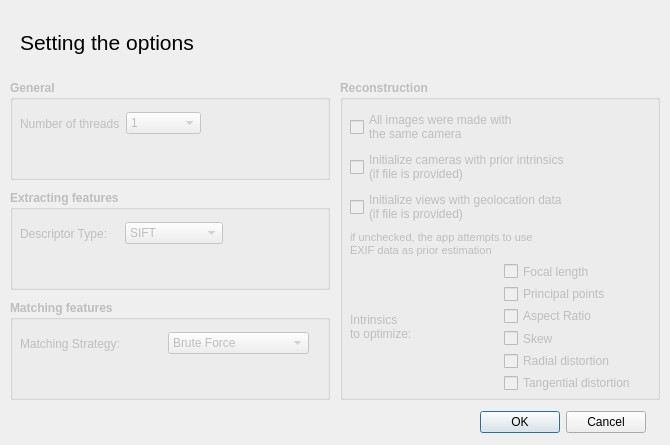
The window that ui/options_dialog.ui (lybros/appa) describes before a commit, drawn with Qt 5.
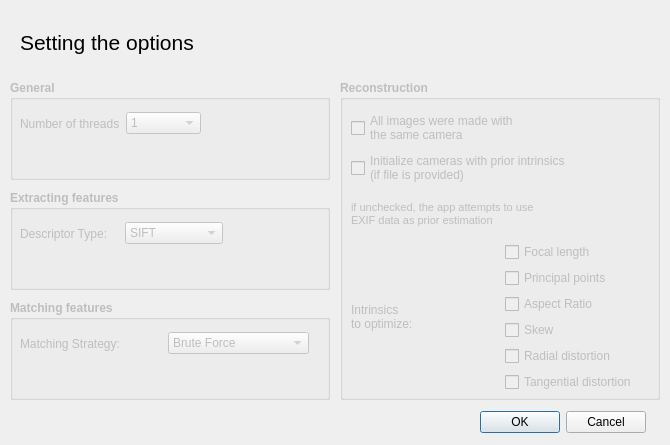
The same window after the commit.

The edit to the form file:
```diff
--- a/ui/options_dialog.ui
+++ b/ui/options_dialog.ui
@@ -79,11 +79,11 @@
    <property name="title">
     <string>Reconstruction</string>
    </property>
-   <widget class="QWidget" name="layoutWidget">
+   <widget class="QWidget" name="">
     <property name="geometry">
      <rect>
-      <x>10</x>
-      <y>30</y>
+      <x>11</x>
+      <y>31</y>
       <width>301</width>
       <height>281</height>
      </rect>
@@ -117,20 +117,6 @@
        </property>
       </widget>
      </item>
-     <item>
-      <widget class="QCheckBox" name="use_geodata_checkBox">
-       <property name="font">
-        <font>
-         <weight>50</weight>
-         <bold>false</bold>
-        </font>
-       </property>
-       <property name="text">
-        <string>Initialize views with geolocation data
-(if file is provided)</string>
-       </property>
-      </widget>
-     </item>
      <item>
       <widget class="QLabel" name="label_6">
        <property name="font">
```
